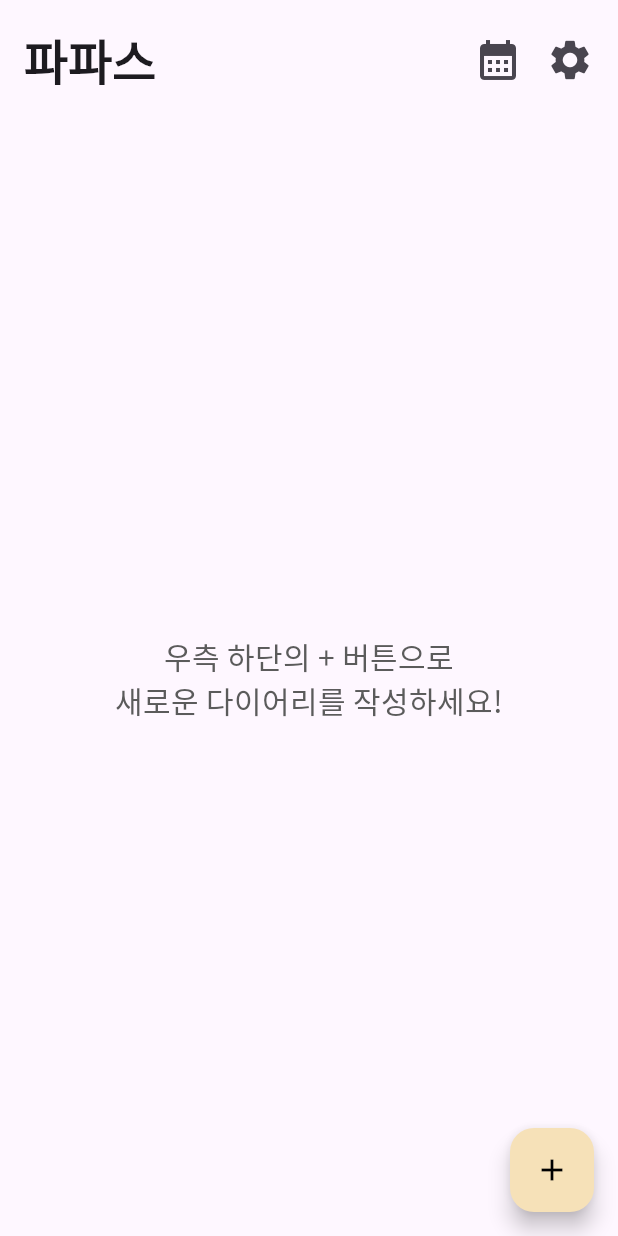
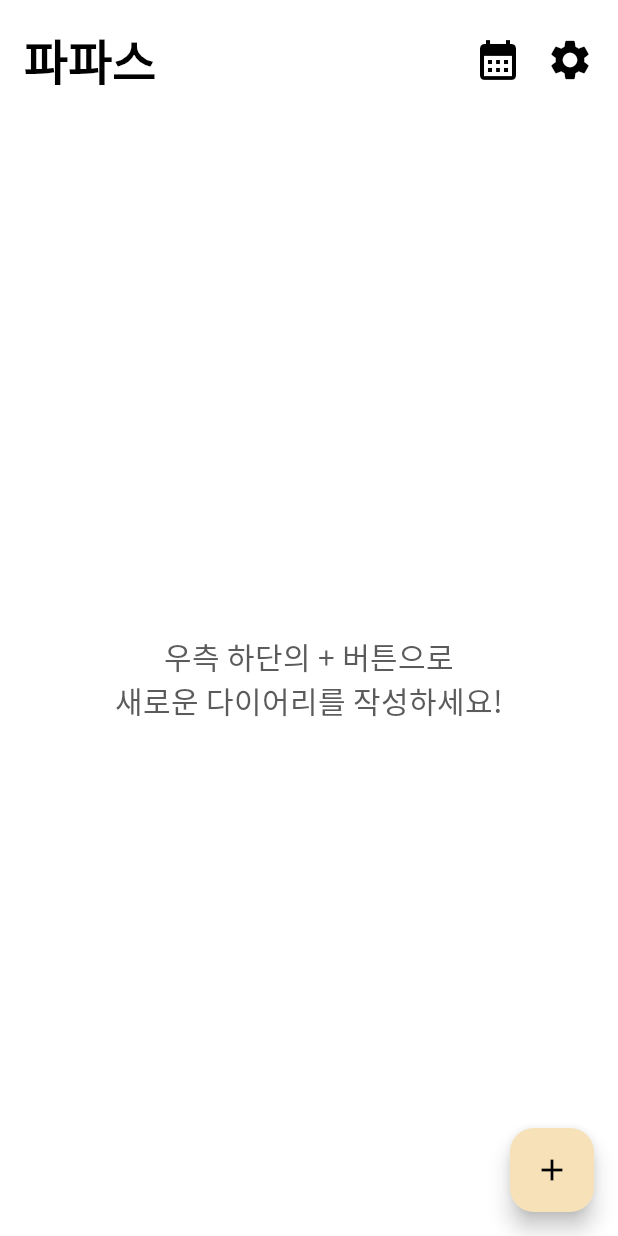
Before and after one commit to minicodestudio/papas, a Flutter app: the HomeScreen screen opened by its route, on a phone screen of 412 x 824 dp. Run offline on Flutter 3.47's test engine with Material 3 defaults, Android fonts, the light colour scheme and no system bars; our stand-ins replace cloud_firestore, firebase_auth, firebase_core, fluttertoast, go_router, google_sign_in; accounts and stored records are empty.

Commit message:
- 배경색 변경 - 로그인 완료 후 home 이동 하도록 추가

```diff
--- a/lib/main.dart
+++ b/lib/main.dart
@@ -40,6 +40,12 @@ class MyApp extends StatelessWidget {
         title: 'Flutter Demo',
         theme: ThemeData(
           fontFamily: "NotoSansKR",
+          appBarTheme: AppBarTheme(
+            color: Colors.white,
+            titleTextStyle: TextStyle(color: Colors.black),
+            iconTheme: IconThemeData(color: Colors.black),
+            elevation: 0,
+          ),
           textButtonTheme: TextButtonThemeData(
             style: ButtonStyle(
               foregroundColor: MaterialStateProperty.all<Color>(Color(0xFF6C5C39)),
--- a/lib/view/HomeScreen.dart
+++ b/lib/view/HomeScreen.dart
@@ -37,6 +37,7 @@ class _HomeScreenState extends State<HomeScreen> {
 
     return SafeArea(
       child: Scaffold(
+        backgroundColor: Colors.white,
         appBar: AppBar(
           toolbarHeight: 80.0,
           title: Text(
--- a/lib/view/LoginScreen.dart
+++ b/lib/view/LoginScreen.dart
@@ -1,5 +1,6 @@
 import 'package:firebase_auth/firebase_auth.dart';
 import 'package:flutter/material.dart';
+import 'package:go_router/go_router.dart';
 import 'package:google_sign_in/google_sign_in.dart';
 
 class LoginScreen extends StatefulWidget {
@@ -72,6 +73,9 @@ class _LoginScreenState extends State<LoginScreen> {
                     if (user != null) {
                       // Google 로그인 성공, 원하는 동작 수행
                       print("Google 로그인 성공: ${user.displayName}");
+                      // TODO : 사용자 정보 저장
+                      context.go('/home');
+
                     } else {
                       // Google 로그인 실패
                       print("Google 로그인 실패");
--- a/lib/view/SettingScreen.dart
+++ b/lib/view/SettingScreen.dart
@@ -12,6 +12,7 @@ class _SettingScreenState extends State<SettingScreen> {
   Widget build(BuildContext context) {
     return SafeArea(
         child: Scaffold(
+          backgroundColor: Colors.white,
           appBar: AppBar(
             toolbarHeight: 80.0,
             title: Text(
```
Also changed, not shown: pubspec.lock.
